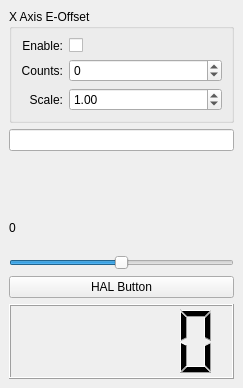
Qt form sim/hal-widgets.ui (kcjengr/qtpyvcp) before a commit.
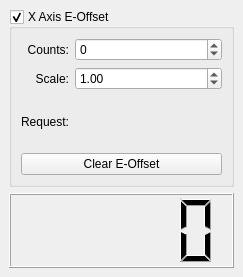
The same form after that commit. Custom widgets are drawn as their Qt base class.

Commit message: clean up HAL widgets example

```diff
--- a/sim/hal-widgets.ui
+++ b/sim/hal-widgets.ui
@@ -7,7 +7,7 @@
     <x>0</x>
     <y>0</y>
     <width>243</width>
-    <height>388</height>
+    <height>277</height>
    </rect>
   </property>
   <property name="focusPolicy">
@@ -28,40 +28,34 @@
   <widget class="QWidget" name="centralwidget">
    <layout class="QVBoxLayout" name="verticalLayout_2">
     <item>
-     <widget class="QGroupBox" name="groupBox">
+     <widget class="HalGroupBox" name="xeo_group">
       <property name="title">
        <string>X Axis E-Offset</string>
       </property>
-      <layout class="QVBoxLayout" name="verticalLayout">
+      <property name="checkable">
+       <bool>true</bool>
+      </property>
+      <layout class="QVBoxLayout" name="verticalLayout_3">
        <item>
         <layout class="QGridLayout" name="gridLayout">
-         <item row="0" column="1">
-          <widget class="HalCheckBox" name="checkbox_xeo_enable">
-           <property name="sizePolicy">
-            <sizepolicy hsizetype="Expanding" vsizetype="Fixed">
-             <horstretch>0</horstretch>
-             <verstretch>0</verstretch>
-            </sizepolicy>
-           </property>
-           <property name="text">
-            <string/>
-           </property>
-           <property name="pinName" stdset="0">
-            <string>check-box</string>
-           </property>
-          </widget>
-         </item>
-         <item row="0" column="0">
-          <widget class="QLabel" name="label_2">
-           <property name="text">
-            <string>Enable:</string>
-           </property>
-           <property name="alignment">
-            <set>Qt::AlignRight|Qt::AlignTrailing|Qt::AlignVCenter</set>
+         <item row="1" column="1">
+          <widget class="HalDoubleSpinBox" name="xeo_scale">
+           <property name="value">
+            <double>1.000000000000000</double>
            </property>
           </widget>
          </item>
          <item row="1" column="0">
+          <widget class="QLabel" name="label_3">
+           <property name="text">
+            <string>Scale:</string>
+           </property>
+           <property name="alignment">
+            <set>Qt::AlignRight|Qt::AlignTrailing|Qt::AlignVCenter</set>
+           </property>
+          </widget>
+         </item>
+         <item row="0" column="0">
           <widget class="QLabel" name="label">
            <property name="text">
             <string>Counts:</string>
@@ -71,8 +65,28 @@
            </property>
           </widget>
          </item>
-         <item row="1" column="1">
-          <widget class="HalQSpinBox" name="spinbox_xeo_counts">
+         <item row="2" column="1">
+          <widget class="HalFloatDro" name="xeo_request"/>
+         </item>
+         <item row="3" column="0" colspan="2">
+          <widget class="HalButton" name="xeo_clear">
+           <property name="text">
+            <string>Clear E-Offset</string>
+           </property>
+          </widget>
+         </item>
+         <item row="2" column="0">
+          <widget class="QLabel" name="label_4">
+           <property name="text">
+            <string>Request:</string>
+           </property>
+           <property name="alignment">
+            <set>Qt::AlignRight|Qt::AlignTrailing|Qt::AlignVCenter</set>
+           </property>
+          </widget>
+         </item>
+         <item row="0" column="1">
+          <widget class="HalQSpinBox" name="xeo_counts">
            <property name="sizePolicy">
             <sizepolicy hsizetype="Expanding" vsizetype="Fixed">
              <horstretch>0</horstretch>
@@ -87,64 +101,11 @@
            </property>
           </widget>
          </item>
-         <item row="2" column="1">
-          <widget class="HalDoubleSpinBox" name="spinbox_xeo_scale">
-           <property name="value">
-            <double>1.000000000000000</double>
-           </property>
-          </widget>
-         </item>
-         <item row="2" column="0">
-          <widget class="QLabel" name="label_3">
-           <property name="text">
-            <string>Scale:</string>
-           </property>
-           <property name="alignment">
-            <set>Qt::AlignRight|Qt::AlignTrailing|Qt::AlignVCenter</set>
-           </property>
-          </widget>
-         </item>
         </layout>
        </item>
       </layout>
      </widget>
     </item>
-    <item>
-     <widget class="MDIEntry" name="mdientry"/>
-    </item>
-    <item>
-     <widget class="HalLedIndicator" name="halledindicator"/>
-    </item>
-    <item>
-     <widget class="Hals32Dro" name="s32_dro">
-      <property name="text">
-       <string>0</string>
-      </property>
-      <property name="numberFormat" stdset="0">
-       <string>%1d</string>
-      </property>
-     </widget>
-    </item>
-    <item>
-     <widget class="HalSlider" name="halslider">
-      <property name="maximum">
-       <number>100</number>
-      </property>
-      <property name="value">
-       <number>50</number>
-      </property>
-      <property name="orientation">
-       <enum>Qt::Horizontal</enum>
-      </property>
-     </widget>
-    </item>
-    <item>
-     <widget class="HalButton" name="halbutton">
-      <property name="text">
-       <string>HAL Button</string>
-      </property>
-     </widget>
-    </item>
     <item>
      <widget class="HalLcdDro" name="lcd_dro">
       <property name="sizePolicy">
@@ -431,24 +392,10 @@
    <header>qtpyvcp.widgets.hal_widgets.hal_spinbox</header>
   </customwidget>
   <customwidget>
-   <class>MDIEntry</class>
-   <extends>QLineEdit</extends>
-   <header>qtpyvcp.widgets.input_widgets.mdientry_widget</header>
-  </customwidget>
-  <customwidget>
-   <class>HalSlider</class>
-   <extends>QSlider</extends>
-   <header>qtpyvcp.widgets.hal_widgets.hal_slider</header>
-  </customwidget>
-  <customwidget>
-   <class>Hals32Dro</class>
-   <extends>QLabel</extends>
-   <header>qtpyvcp.widgets.hal_widgets.hal_s32_dro</header>
-  </customwidget>
-  <customwidget>
-   <class>HalCheckBox</class>
-   <extends>QCheckBox</extends>
-   <header>qtpyvcp.widgets.hal_widgets.hal_checkbox</header>
+   <class>HalGroupBox</class>
+   <extends>QGroupBox</extends>
+   <header>qtpyvcp.widgets.hal_widgets.hal_groupbox</header>
+   <container>1</container>
   </customwidget>
   <customwidget>
    <class>HalButton</class>
@@ -461,9 +408,9 @@
    <header>qtpyvcp.widgets.hal_widgets.hal_double_spinbox</header>
   </customwidget>
   <customwidget>
-   <class>HalLedIndicator</class>
-   <extends>QWidget</extends>
-   <header>qtpyvcp.widgets.hal_widgets.hal_led</header>
+   <class>HalFloatDro</class>
+   <extends>QLabel</extends>
+   <header>qtpyvcp.widgets.hal_widgets.hal_float_dro</header>
   </customwidget>
   <customwidget>
    <class>HalLcdDro</class>
```
The commit also changes 2 other files.
